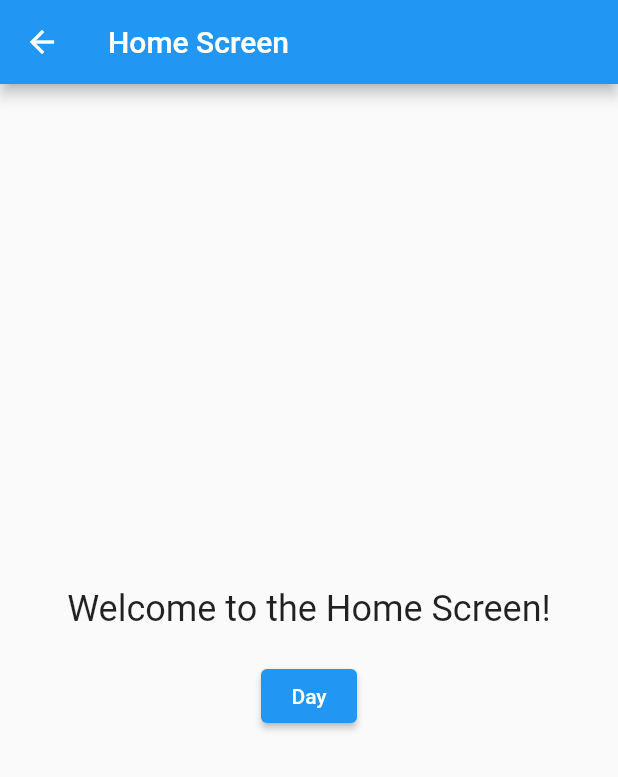
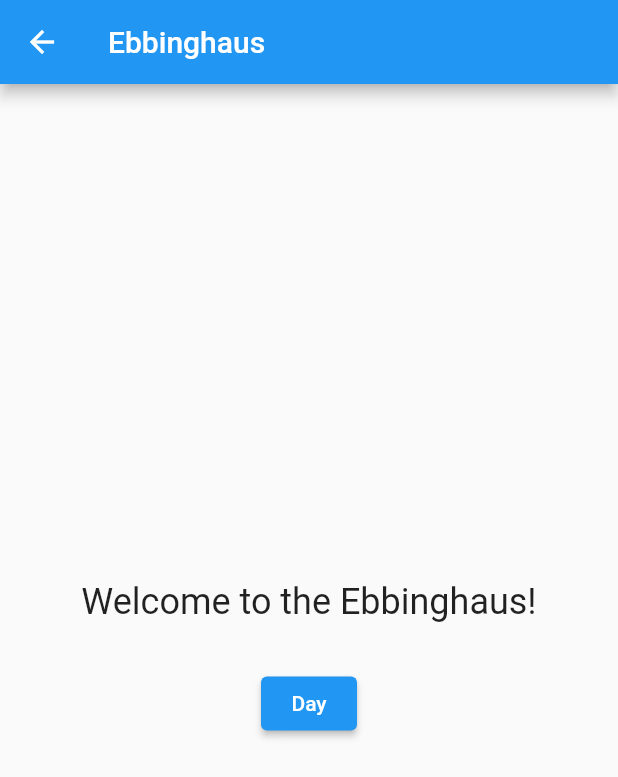
Before and after one commit to phamhuuloc219/QuanLyNhanSu, a Flutter app: the HomeScreen screen opened directly, on a phone screen of 412 x 824 dp. Shown: the top 777 px of the screen. Run offline on Flutter 3.47's test engine with Material 2 defaults, Android fonts, the light colour scheme and no system bars; statements that could not run were skipped.

Commit message:
24-10-2023

```diff
--- a/ebbinghaus/lib/home.dart
+++ b/ebbinghaus/lib/folder_temp/home.dart
@@ -8,23 +8,22 @@ class HomeScreen extends StatelessWidget {
   Widget build(BuildContext context) {
     return Scaffold(
       appBar: AppBar(
-        title: const Text('Home Screen'),
+        title: const Text('Ebbinghaus'),
       ),
       body: Center(
         child: Column(
           mainAxisAlignment: MainAxisAlignment.center,
           children: [
             const Text(
-              'Welcome to the Home Screen!',
+              'Welcome to the Ebbinghaus!',
               style: TextStyle(fontSize: 24),
             ),
-            const SizedBox(height: 20),
+            const SizedBox(height: 30),
             ElevatedButton(
               onPressed: () {
                 Navigator.of(context).push(MaterialPageRoute(
                   builder: (context) => const Vocabulary(),
                 ));
-                //signup screen
               },
               child: const Text('Day'),
             ),
```
Also changed, not shown: ebbinghaus/lib/folder_temp/day.dart (renamed from ebbinghaus/lib/day.dart), ebbinghaus/lib/login_register/login.dart (renamed from ebbinghaus/lib/login.dart), ebbinghaus/lib/login_register/register.dart (renamed from ebbinghaus/lib/register.dart).
